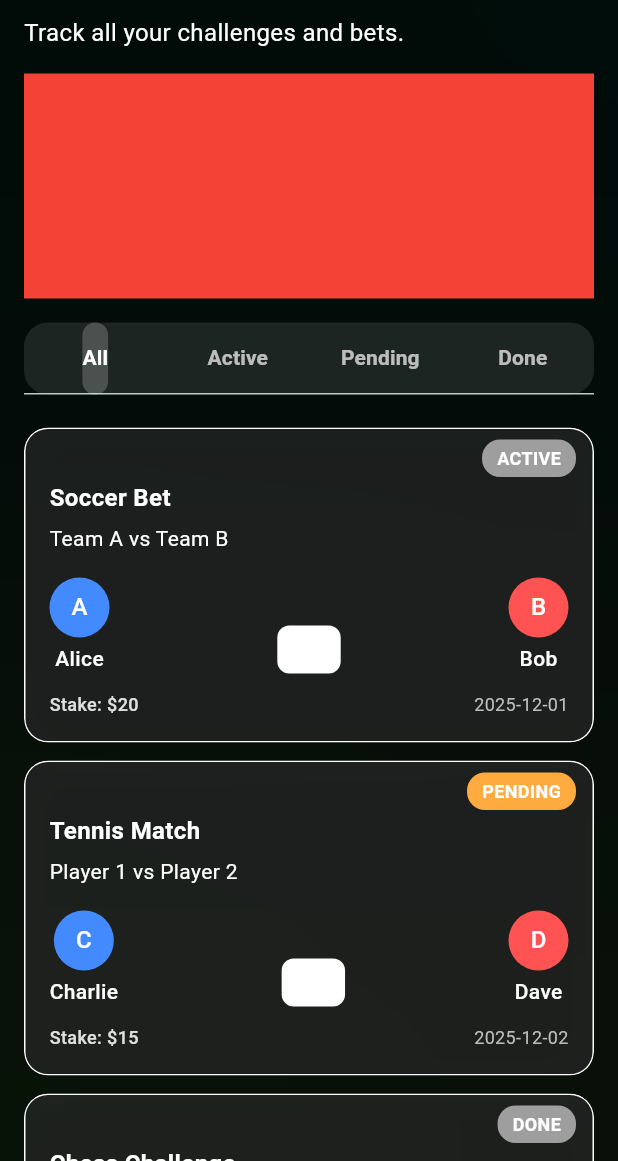
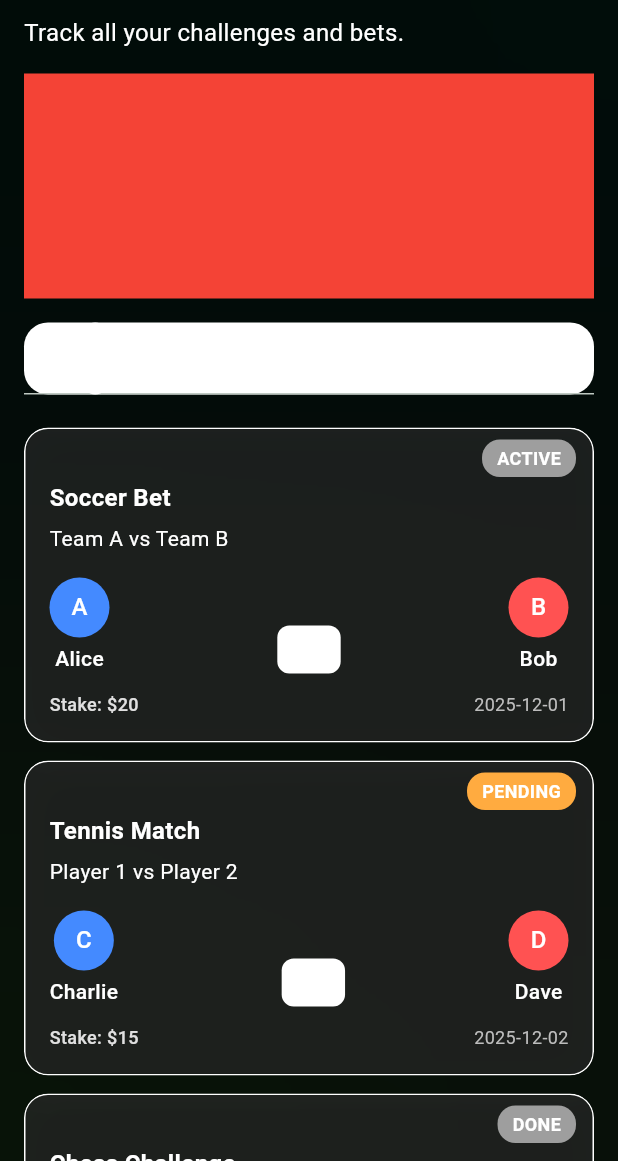
Before and after one commit to Sthabiso10/Wager-App, a Flutter app: the WagerView screen opened directly, on a phone screen of 412 x 824 dp, the part 75-1236 px from its top. Run offline on Flutter 3.47's test engine with Material 3 defaults, Android fonts, the phone set to English and light mode, and no system bars; our stand-ins replace cloud_firestore, firebase_auth, firebase_core, get_it, google_fonts, google_nav_bar and 1 more; accounts and stored records are empty; Roboto replaces fonts that are missing (Ubuntu).

Commit message:
Update wager_view.dart

```diff
--- a/lib/app/wagers/wager_view/wager_view.dart
+++ b/lib/app/wagers/wager_view/wager_view.dart
@@ -62,12 +62,12 @@ class WagerView extends StatelessWidget {
                           // TabBar
                           Container(
                             decoration: BoxDecoration(
-                              color: Colors.white.withOpacity(0.1),
+                              color: Colors.white,
                               borderRadius: BorderRadius.circular(16),
                             ),
                             child: TabBar(
                               indicator: BoxDecoration(
-                                color: Colors.white.withOpacity(0.2),
+                                color: Colors.white,
                                 borderRadius: BorderRadius.circular(12),
                               ),
                               labelColor: Colors.white,
```
